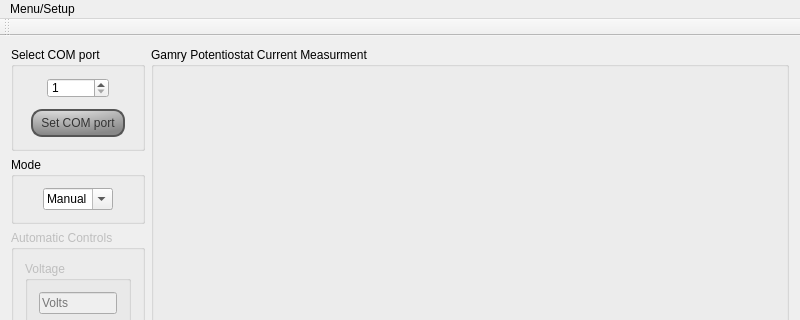
Before: the Qt Designer form user-interface/ExperimentControl/mainwindow.ui in atraastrum/project-a-elec-e8002, drawn with Qt 5; both pictures show x 0 to 800 and y 0 to 320 of the 800 by 831 pixel window.
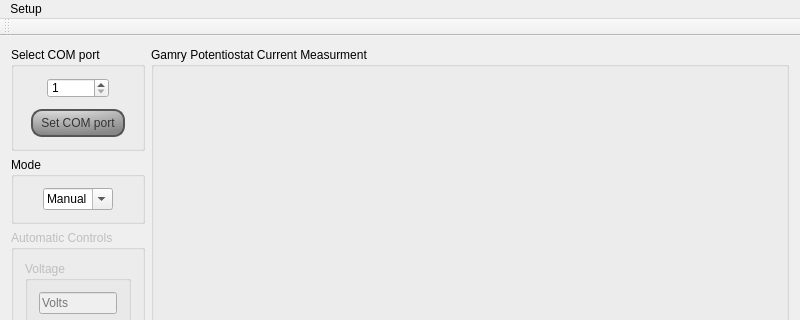
After: the same form once the commit is applied. Custom widgets are drawn as their Qt base class.

Commit message: Bug fix for pump auto mode control

What changed in the file:
```diff
--- a/user-interface/ExperimentControl/mainwindow.ui
+++ b/user-interface/ExperimentControl/mainwindow.ui
@@ -601,12 +601,12 @@
      <x>0</x>
      <y>0</y>
      <width>800</width>
-     <height>21</height>
+     <height>26</height>
     </rect>
    </property>
    <widget class="QMenu" name="menuMenu_Setup">
     <property name="title">
-     <string>Menu/Setup</string>
+     <string>Setup</string>
     </property>
     <addaction name="separator"/>
     <addaction name="actionSetup"/>
```
The commit also changes 2 other files.
